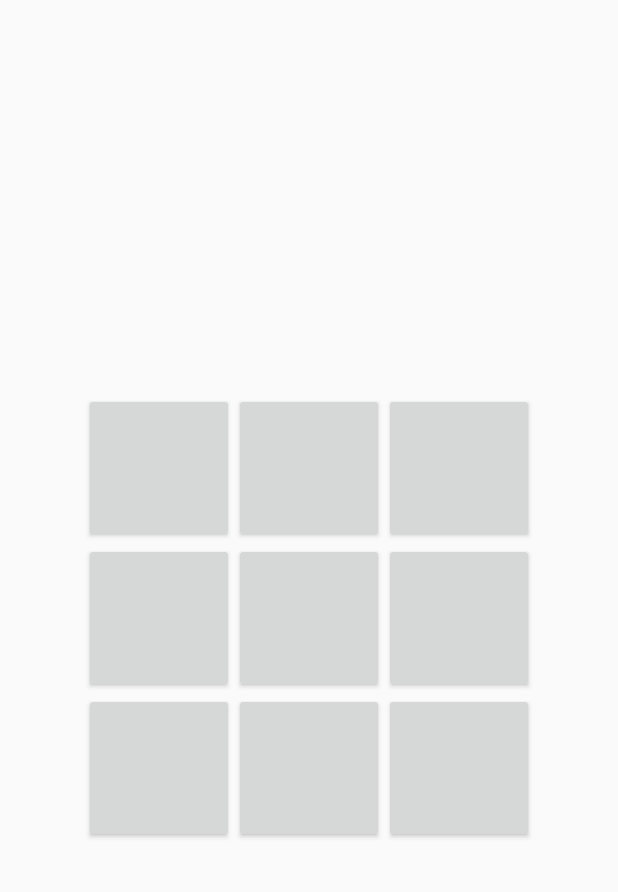
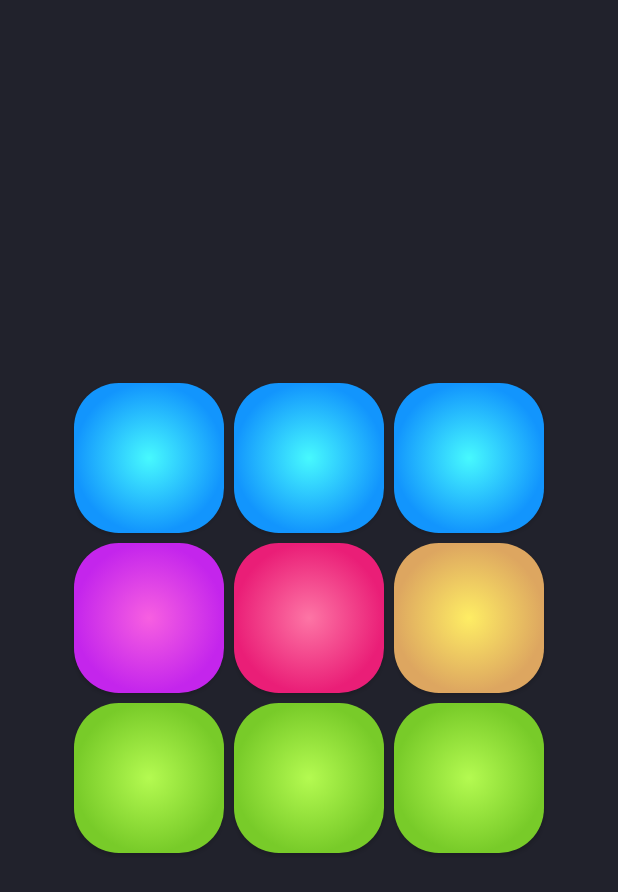
Before and after one commit to mihir20/Musical, an Android app: the layout activity_musical.xml on its own in the app's theme, with its tools: preview values and no code run, on a phone screen of 412 x 824 dp. Shown: the top 892 px of the screen. Run offline under Robolectric (Android 15) with nearby library versions, the phone set to English and light mode, and no system bars.

Commit message:
Style added

```diff
--- a/app/src/main/AndroidManifest.xml
+++ b/app/src/main/AndroidManifest.xml
@@ -9,7 +9,8 @@
         android:roundIcon="@mipmap/ic_launcher_round"
         android:supportsRtl="true"
         android:theme="@style/AppTheme">
-        <activity android:name=".MusicalActivity">
+        <activity android:name=".MusicalActivity"
+            android:screenOrientation="portrait">
             <intent-filter>
                 <action android:name="android.intent.action.MAIN" />
 
--- /dev/null
+++ b/app/src/main/res/drawable/blue_gradient.xml
@@ -0,0 +1,25 @@
+<?xml version="1.0" encoding="utf-8"?>
+<selector xmlns:android="http://schemas.android.com/apk/res/android">
+<item android:state_pressed="false">
+    <shape android:shape="rectangle">
+        <gradient android:type="radial"
+            android:startColor="@color/blueStart"
+            android:endColor="@color/blueEnd"
+            android:angle="90"
+            android:gradientRadius="50dp">
+        </gradient>
+        <corners android:radius="30dp" />
+    </shape>
+</item>
+    <item android:state_pressed="true">
+        <shape android:shape="rectangle">
+        <gradient android:type="radial"
+            android:startColor="@color/blueStart"
+            android:endColor="@color/blueEnd"
+            android:angle="90"
+            android:gradientRadius="100dp">
+        </gradient>
+        <corners android:radius="30dp" />
+        </shape>
+    </item>
+</selector>
--- /dev/null
+++ b/app/src/main/res/drawable/green_gradient.xml
@@ -0,0 +1,25 @@
+<?xml version="1.0" encoding="utf-8"?>
+<selector xmlns:android="http://schemas.android.com/apk/res/android">
+    <item android:state_pressed="false">
+        <shape android:shape="rectangle">
+            <gradient android:type="radial"
+                android:startColor="@color/GreenStart"
+                android:endColor="@color/GreenEnd"
+                android:angle="90"
+                android:gradientRadius="50dp">
+            </gradient>
+            <corners android:radius="30dp" />
+        </shape>
+    </item>
+    <item android:state_pressed="true">
+        <shape android:shape="rectangle">
+            <gradient android:type="radial"
+                android:startColor="@color/GreenStart"
+                android:endColor="@color/GreenEnd"
+                android:angle="90"
+                android:gradientRadius="100dp">
+            </gradient>
+            <corners android:radius="30dp" />
+        </shape>
+    </item>
+</selector>
--- /dev/null
+++ b/app/src/main/res/drawable/orange_gradient.xml
@@ -0,0 +1,25 @@
+<?xml version="1.0" encoding="utf-8"?>
+<selector xmlns:android="http://schemas.android.com/apk/res/android">
+    <item android:state_pressed="false">
+        <shape android:shape="rectangle">
+            <gradient android:type="radial"
+                android:startColor="@color/orangeStart"
+                android:endColor="@color/orangeEnd"
+                android:angle="90"
+                android:gradientRadius="50dp">
+            </gradient>
+            <corners android:radius="30dp" />
+        </shape>
+    </item>
+    <item android:state_pressed="true">
+        <shape android:shape="rectangle">
+            <gradient android:type="radial"
+                android:startColor="@color/orangeStart"
+                android:endColor="@color/orangeEnd"
+                android:angle="90"
+                android:gradientRadius="100dp">
+            </gradient>
+            <corners android:radius="30dp" />
+        </shape>
+    </item>
+</selector>
--- /dev/null
+++ b/app/src/main/res/drawable/pink_gradient.xml
@@ -0,0 +1,25 @@
+<?xml version="1.0" encoding="utf-8"?>
+<selector xmlns:android="http://schemas.android.com/apk/res/android">
+    <item android:state_pressed="false">
+        <shape android:shape="rectangle">
+            <gradient android:type="radial"
+                android:startColor="@color/pinkStart"
+                android:endColor="@color/pinkEnd"
+                android:angle="90"
+                android:gradientRadius="50dp">
+            </gradient>
+            <corners android:radius="30dp" />
+        </shape>
+    </item>
+    <item android:state_pressed="true">
+        <shape android:shape="rectangle">
+            <gradient android:type="radial"
+                android:startColor="@color/pinkStart"
+                android:endColor="@color/pinkEnd"
+                android:angle="90"
+                android:gradientRadius="100dp">
+            </gradient>
+            <corners android:radius="30dp" />
+        </shape>
+    </item>
+</selector>
--- /dev/null
+++ b/app/src/main/res/drawable/purple_gradient.xml
@@ -0,0 +1,25 @@
+<?xml version="1.0" encoding="utf-8"?>
+<selector xmlns:android="http://schemas.android.com/apk/res/android">
+    <item android:state_pressed="false">
+        <shape android:shape="rectangle">
+            <gradient android:type="radial"
+                android:startColor="@color/purpleStart"
+                android:endColor="@color/purpleEnd"
+                android:angle="90"
+                android:gradientRadius="50dp">
+            </gradient>
+            <corners android:radius="30dp" />
+        </shape>
+    </item>
+    <item android:state_pressed="true">
+        <shape android:shape="rectangle">
+            <gradient android:type="radial"
+                android:startColor="@color/purpleStart"
+                android:endColor="@color/purpleEnd"
+                android:angle="90"
+                android:gradientRadius="100dp">
+            </gradient>
+            <corners android:radius="30dp" />
+        </shape>
+    </item>
+</selector>
--- a/app/src/main/res/layout/activity_musical.xml
+++ b/app/src/main/res/layout/activity_musical.xml
@@ -7,6 +7,7 @@
     android:orientation="vertical"
     android:padding="10dp"
     android:gravity="center"
+    android:background="@color/colorPrimary"
     tools:context="in.mi.musical.MusicalActivity">
 
     <LinearLayout
@@ -16,14 +17,20 @@
         android:orientation="horizontal">
 
         <Button
+            android:layout_margin="3dp"
+            android:background="@drawable/blue_gradient"
             android:id="@+id/play_sound1"
             android:layout_width="100dp"
             android:layout_height="100dp" />
         <Button
+            android:layout_margin="3dp"
+            android:background="@drawable/blue_gradient"
             android:id="@+id/play_sound2"
             android:layout_width="100dp"
             android:layout_height="100dp" />
         <Button
+            android:layout_margin="3dp"
+            android:background="@drawable/blue_gradient"
             android:id="@+id/play_sound3"
             android:layout_width="100dp"
             android:layout_height="100dp" />
@@ -36,14 +43,20 @@
         android:orientation="horizontal">
 
         <Button
+            android:layout_margin="3dp"
+            android:background="@drawable/purple_gradient"
             android:id="@+id/play_sound4"
             android:layout_width="100dp"
             android:layout_height="100dp" />
         <Button
+            android:layout_margin="3dp"
+            android:background="@drawable/pink_gradient"
             android:id="@+id/play_sound5"
             android:layout_width="100dp"
             android:layout_height="100dp" />
         <Button
+            android:layout_margin="3dp"
+            android:background="@drawable/orange_gradient"
             android:id="@+id/play_sound6"
             android:layout_width="100dp"
             android:layout_height="100dp" />
@@ -56,14 +69,20 @@
         android:orientation="horizontal">
 
         <Button
+            android:layout_margin="3dp"
+            android:background="@drawable/green_gradient"
             android:id="@+id/play_sound7"
             android:layout_width="100dp"
             android:layout_height="100dp" />
         <Button
+            android:layout_margin="3dp"
+            android:background="@drawable/green_gradient"
             android:id="@+id/play_sound8"
             android:layout_width="100dp"
             android:layout_height="100dp" />
         <Button
+            android:layout_margin="3dp"
+            android:background="@drawable/green_gradient"
             android:id="@+id/play_sound9"
             android:layout_width="100dp"
             android:layout_height="100dp" />
--- a/app/src/main/res/values/colors.xml
+++ b/app/src/main/res/values/colors.xml
@@ -1,6 +1,21 @@
 <?xml version="1.0" encoding="utf-8"?>
 <resources>
-    <color name="colorPrimary">#3F51B5</color>
-    <color name="colorPrimaryDark">#303F9F</color>
+    <color name="colorPrimary">#21222c</color>
+    <color name="colorPrimaryDark">#21222c</color>
     <color name="colorAccent">#FF4081</color>
+
+    <color name="blueStart">#47f9fe</color>
+    <color name="blueEnd">#1295fd</color>
+
+    <color name="orangeStart">#feed64</color>
+    <color name="orangeEnd">#dda660</color>
+
+    <color name="pinkStart">#fd75a5</color>
+    <color name="pinkEnd">#ea1e77</color>
+
+    <color name="purpleStart">#f75fe1</color>
+    <color name="purpleEnd">#c425ec</color>
+
+    <color name="GreenStart">#b4fa51</color>
+    <color name="GreenEnd">#78cb29</color>
 </resources>
--- a/app/src/main/res/values/styles.xml
+++ b/app/src/main/res/values/styles.xml
@@ -1,7 +1,7 @@
 <resources>
 
     <!-- Base application theme. -->
-    <style name="AppTheme" parent="Theme.AppCompat.Light.DarkActionBar">
+    <style name="AppTheme" parent="Theme.AppCompat.Light.NoActionBar">
         <!-- Customize your theme here. -->
         <item name="colorPrimary">@color/colorPrimary</item>
         <item name="colorPrimaryDark">@color/colorPrimaryDark</item>
```
